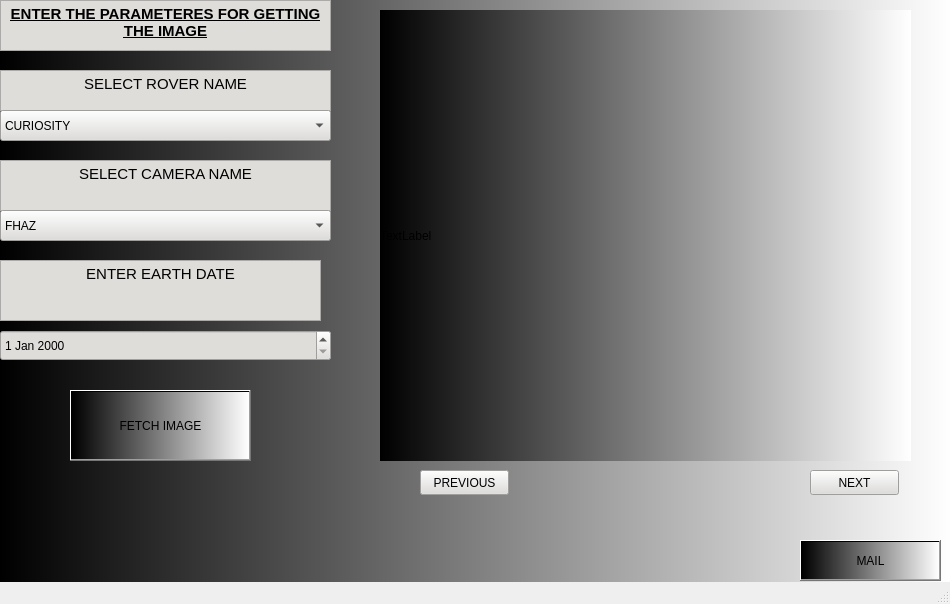
First picture: the form in mainwindow.ui, repository akshaya9999/Martian_Chronicles, before the edit.
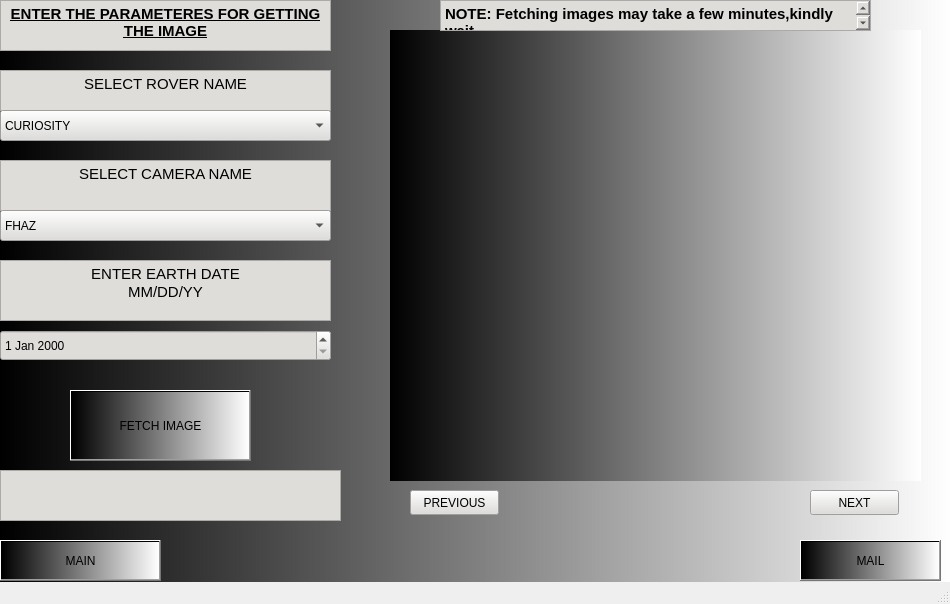
Second picture: the form after the edit. The open tabs and pages were chosen to show the change. Icons and pictures are not drawn.

Diff of the .ui file:
```diff
--- a/mainwindow.ui
+++ b/mainwindow.ui
@@ -14,15 +14,21 @@
    <string>MainWindow</string>
   </property>
   <widget class="QWidget" name="centralwidget">
+   <property name="autoFillBackground">
+    <bool>true</bool>
+   </property>
    <widget class="QStackedWidget" name="stackedWidget">
     <property name="geometry">
      <rect>
       <x>0</x>
       <y>0</y>
       <width>951</width>
-      <height>601</height>
+      <height>621</height>
      </rect>
     </property>
+    <property name="autoFillBackground">
+     <bool>true</bool>
+    </property>
     <property name="styleSheet">
      <string notr="true">background-color: qlineargradient(spread:pad, x1:0, y1:0, x2:1, y2:0, stop:0 rgba(0, 0, 0, 255), stop:1 rgba(255, 255, 255, 255));</string>
     </property>
@@ -306,8 +312,8 @@
      <widget class="QPushButton" name="pushButton">
       <property name="geometry">
        <rect>
-        <x>420</x>
-        <y>470</y>
+        <x>410</x>
+        <y>490</y>
         <width>89</width>
         <height>25</height>
        </rect>
@@ -323,7 +329,7 @@
       <property name="geometry">
        <rect>
         <x>810</x>
-        <y>470</y>
+        <y>490</y>
         <width>89</width>
         <height>25</height>
        </rect>
@@ -338,14 +344,14 @@
      <widget class="QLabel" name="label_2">
       <property name="geometry">
        <rect>
-        <x>380</x>
-        <y>10</y>
+        <x>390</x>
+        <y>30</y>
         <width>531</width>
         <height>451</height>
        </rect>
       </property>
       <property name="text">
-       <string>TextLabel</string>
+       <string/>
       </property>
      </widget>
      <widget class="QPushButton" name="topage3">
@@ -370,7 +376,7 @@
        <rect>
         <x>0</x>
         <y>260</y>
-        <width>321</width>
+        <width>331</width>
         <height>61</height>
        </rect>
       </property>
@@ -385,7 +391,60 @@
 li.unchecked::marker { content: &quot;\2610&quot;; }
 li.checked::marker { content: &quot;\2612&quot;; }
 &lt;/style&gt;&lt;/head&gt;&lt;body style=&quot; font-family:'Ubuntu'; font-size:11pt; font-weight:400; font-style:normal;&quot;&gt;
-&lt;p align=&quot;center&quot; style=&quot; margin-top:0px; margin-bottom:0px; margin-left:0px; margin-right:0px; -qt-block-indent:0; text-indent:0px;&quot;&gt;ENTER EARTH DATE&lt;/p&gt;&lt;/body&gt;&lt;/html&gt;</string>
+&lt;p align=&quot;center&quot; style=&quot; margin-top:0px; margin-bottom:0px; margin-left:0px; margin-right:0px; -qt-block-indent:0; text-indent:0px;&quot;&gt;ENTER EARTH DATE&lt;/p&gt;
+&lt;p align=&quot;center&quot; style=&quot; margin-top:0px; margin-bottom:0px; margin-left:0px; margin-right:0px; -qt-block-indent:0; text-indent:0px;&quot;&gt;MM/DD/YY&lt;/p&gt;&lt;/body&gt;&lt;/html&gt;</string>
+      </property>
+     </widget>
+     <widget class="QPushButton" name="backtomainbut_3">
+      <property name="geometry">
+       <rect>
+        <x>0</x>
+        <y>540</y>
+        <width>161</width>
+        <height>41</height>
+       </rect>
+      </property>
+      <property name="styleSheet">
+       <string notr="true">font: 600 11pt &quot;URW Bookman&quot;;</string>
+      </property>
+      <property name="text">
+       <string>MAIN</string>
+      </property>
+     </widget>
+     <widget class="QTextBrowser" name="textBrowser_11">
+      <property name="geometry">
+       <rect>
+        <x>440</x>
+        <y>0</y>
+        <width>431</width>
+        <height>31</height>
+       </rect>
+      </property>
+      <property name="styleSheet">
+       <string notr="true">background-color: rgb(222, 221, 218);</string>
+      </property>
+      <property name="html">
+       <string>&lt;!DOCTYPE HTML PUBLIC &quot;-//W3C//DTD HTML 4.0//EN&quot; &quot;http://www.w3.org/TR/REC-html40/strict.dtd&quot;&gt;
+&lt;html&gt;&lt;head&gt;&lt;meta name=&quot;qrichtext&quot; content=&quot;1&quot; /&gt;&lt;meta charset=&quot;utf-8&quot; /&gt;&lt;style type=&quot;text/css&quot;&gt;
+p, li { white-space: pre-wrap; }
+hr { height: 1px; border-width: 0; }
+li.unchecked::marker { content: &quot;\2610&quot;; }
+li.checked::marker { content: &quot;\2612&quot;; }
+&lt;/style&gt;&lt;/head&gt;&lt;body style=&quot; font-family:'Ubuntu'; font-size:11pt; font-weight:400; font-style:normal;&quot;&gt;
+&lt;p style=&quot; margin-top:0px; margin-bottom:0px; margin-left:0px; margin-right:0px; -qt-block-indent:0; text-indent:0px;&quot;&gt;&lt;span style=&quot; font-weight:700;&quot;&gt;NOTE: Fetching images may take a few minutes,kindly wait&lt;/span&gt;&lt;/p&gt;&lt;/body&gt;&lt;/html&gt;</string>
+      </property>
+     </widget>
+     <widget class="QTextBrowser" name="textBrowser_12">
+      <property name="geometry">
+       <rect>
+        <x>0</x>
+        <y>470</y>
+        <width>341</width>
+        <height>51</height>
+       </rect>
+      </property>
+      <property name="styleSheet">
+       <string notr="true">background-color: rgb(222, 221, 218);</string>
       </property>
      </widget>
     </widget>
```
Left out of the diff: 29 changed lines with no effect on the pictures.
